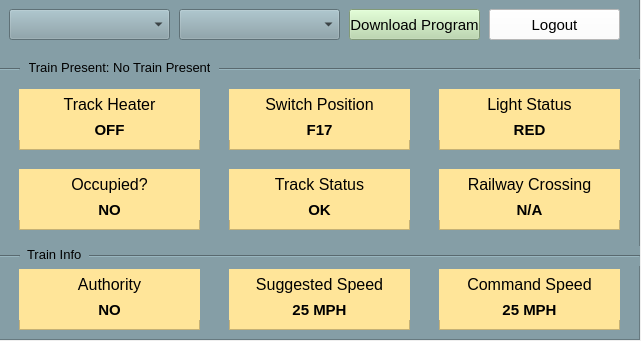
The window that src/UI/SWTrackController/track_controller.ui (aet37/ECE1140-Project) describes before a commit, drawn with Qt 5.
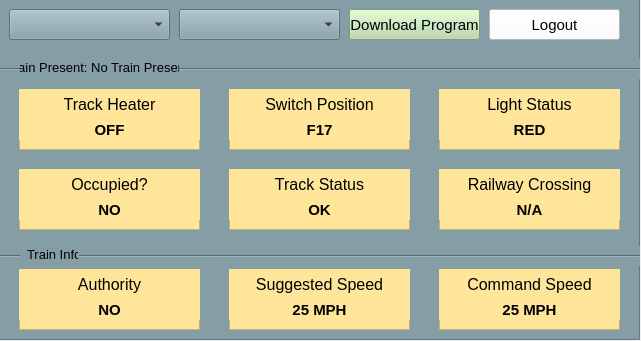
The same window after the commit.

The edit to the form file:
```diff
--- a/src/UI/SWTrackController/track_controller.ui
+++ b/src/UI/SWTrackController/track_controller.ui
@@ -676,7 +676,7 @@
     <widget class="QLabel" name="train_presence_label">
      <property name="geometry">
       <rect>
-       <x>30</x>
+       <x>8</x>
        <y>58</y>
        <width>181</width>
        <height>21</height>
@@ -697,9 +697,9 @@
     <widget class="Line" name="line">
      <property name="geometry">
       <rect>
-       <x>90</x>
+       <x>80</x>
        <y>247</y>
-       <width>551</width>
+       <width>561</width>
        <height>20</height>
       </rect>
      </property>
@@ -712,7 +712,7 @@
       <rect>
        <x>28</x>
        <y>245</y>
-       <width>61</width>
+       <width>51</width>
        <height>20</height>
       </rect>
      </property>
@@ -754,9 +754,9 @@
     <widget class="Line" name="line_4">
      <property name="geometry">
       <rect>
-       <x>220</x>
+       <x>180</x>
        <y>60</y>
-       <width>421</width>
+       <width>461</width>
        <height>20</height>
       </rect>
      </property>
```
Left out of the diff: 32 changed lines with no effect on the pictures.
